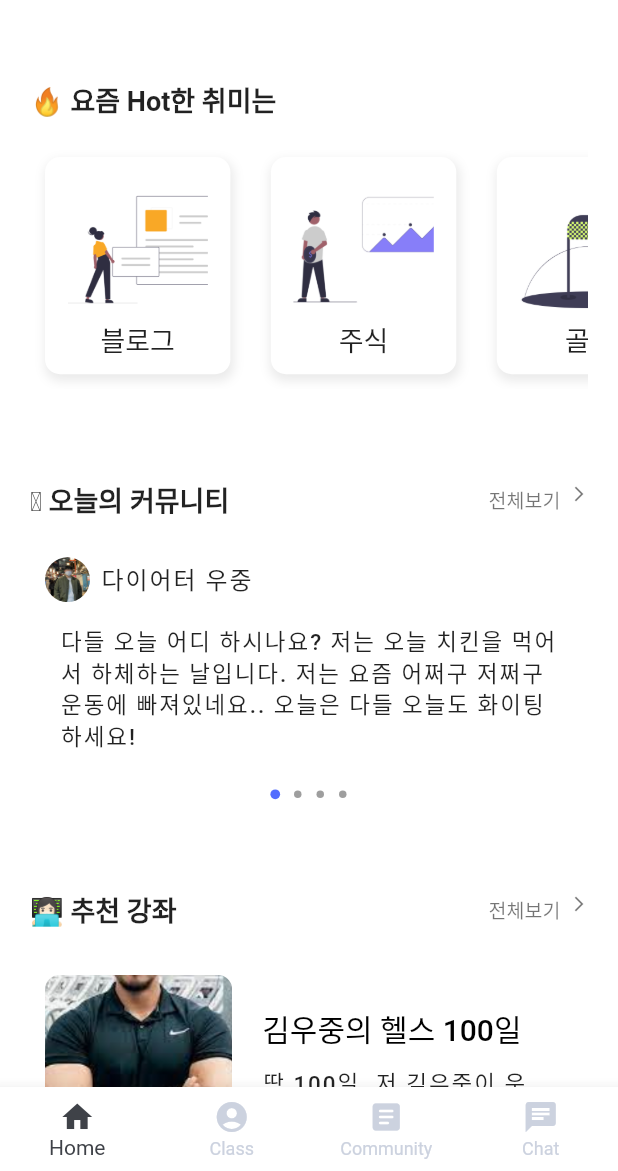
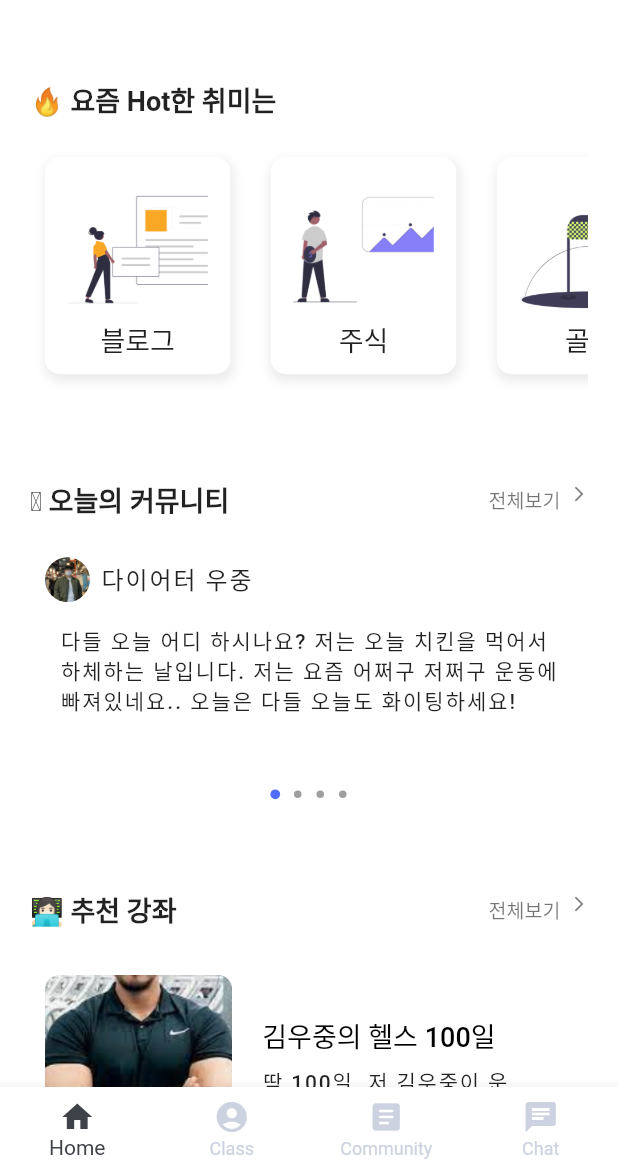
Before and after one commit to PoomAt-E/hobby-mate, a Flutter app: the screen it shows after launch, on a phone screen of 412 x 824 dp, the part 65-1236 px from its top. Run offline on Flutter 3.47's test engine with Material 2 defaults, Android fonts, the phone set to English and light mode, and no system bars; drawn by our look-alikes of smooth_page_indicator; our stand-ins replace chat_bubbles, cloud_firestore, dio, file_picker, firebase_core, flutter_dotenv and 5 more; accounts and stored records are empty.

Commit message:
design: 수업 화면 디자인 수정

```diff
--- a/lib/screen/class/class_detail_screen.dart
+++ b/lib/screen/class/class_detail_screen.dart
@@ -33,8 +33,6 @@ class _ClassDetailScreenState extends State<ClassDetailScreen> {
         ),
       ),
       SliverFillRemaining(
-          child: Container(
-              padding: const EdgeInsets.symmetric(vertical: 20),
           child: Flex(direction: Axis.vertical, children: [
         Expanded(
             child: Column(
@@ -46,7 +44,7 @@ class _ClassDetailScreenState extends State<ClassDetailScreen> {
                   children: [ClassWeekBox()]))
               .toList(),
         ))
-              ])))
+      ]))
     ]));
   }
 }
--- a/lib/style/style.dart
+++ b/lib/style/style.dart
@@ -53,10 +53,17 @@ class TextStyles {
 
   static const TextStyle communityContentTextStyle = TextStyle(
       height: 1.4,
-      fontSize: 15,
+      fontSize: 14,
       overflow: TextOverflow.ellipsis,
       fontWeight: FontWeight.w500,
       letterSpacing: 1.3);
+
+  static const TextStyle classContentTextStyle = TextStyle(
+      height: 1.2,
+      fontSize: 14,
+      overflow: TextOverflow.ellipsis,
+      fontWeight: FontWeight.w500,
+      letterSpacing: 1.2);
 
   static const TextStyle hobbyTitleTextStyle = TextStyle(
       color: Colors.black87, fontSize: 18, fontWeight: FontWeight.w500);
--- a/lib/widget/home/class_box.dart
+++ b/lib/widget/home/class_box.dart
@@ -48,9 +48,11 @@ class _ClassBoxWidgetState extends State<ClassBoxWidget> {
                         children: [
                           Text(
                             '김우중의 헬스 100일',
+                            maxLines: 1,
+                            overflow: TextOverflow.ellipsis,
                             style: TextStyle(
                                 color: Colors.black,
-                                fontSize: 20,
+                                fontSize: 18,
                                 fontWeight: FontWeight.w500),
                           ),
                           SizedBox(
@@ -60,7 +62,7 @@ class _ClassBoxWidgetState extends State<ClassBoxWidget> {
                             '딱 100일. 저 김우중이 운동시켜 드리겠습니다 ',
                             overflow: TextOverflow.ellipsis,
                             maxLines: 4,
-                            style: TextStyles.communityContentTextStyle,
+                            style: TextStyles.classContentTextStyle,
                           )
                         ],
                       ))
```
Lines whose indentation alone changed are shown as unchanged.
